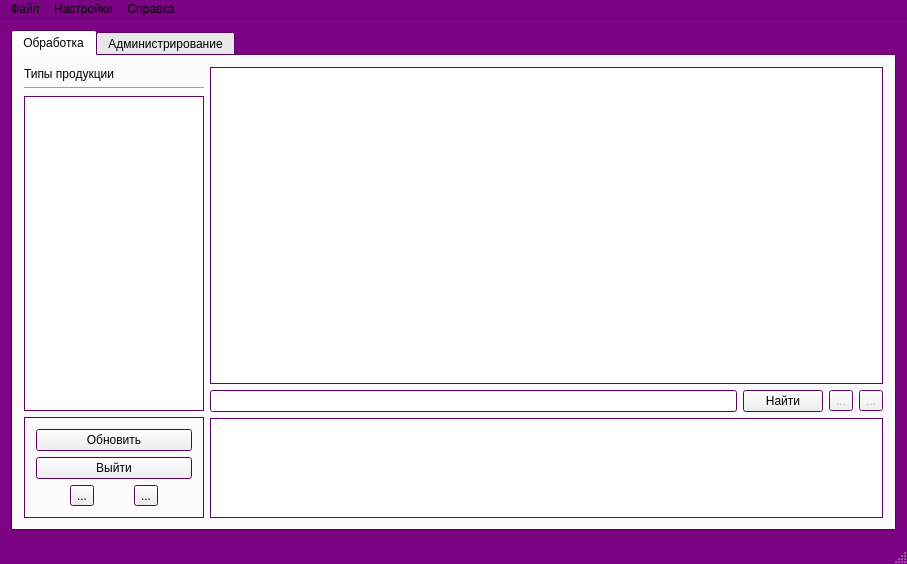
The window that mainwindow.ui (Naursul/Norm) describes before a commit, drawn with Qt 5.
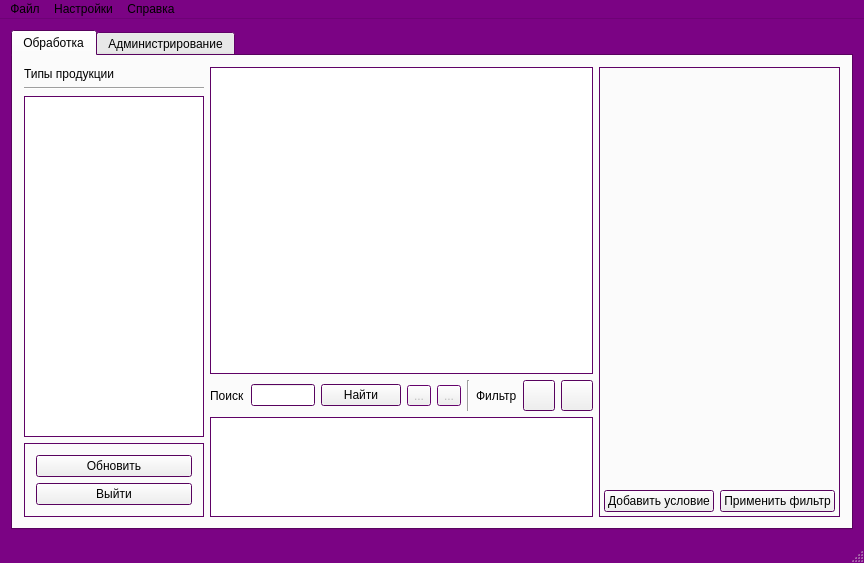
The same window after the commit. Icons and pictures are not drawn.

```diff
--- a/mainwindow.ui
+++ b/mainwindow.ui
@@ -6,8 +6,8 @@
    <rect>
     <x>0</x>
     <y>0</y>
-    <width>907</width>
-    <height>564</height>
+    <width>864</width>
+    <height>563</height>
    </rect>
   </property>
   <property name="palette">
@@ -64,7 +64,7 @@
        <attribute name="title">
         <string>Обработка</string>
        </attribute>
-       <layout class="QHBoxLayout" name="horizontalLayout_2">
+       <layout class="QHBoxLayout" name="horizontalLayout_2" stretch="0,1,0">
         <item>
          <layout class="QVBoxLayout" name="verticalLayout">
           <property name="sizeConstraint">
@@ -138,6 +138,16 @@
                <property name="text">
                 <string>Обновить</string>
                </property>
+               <property name="icon">
+                <iconset resource="res.qrc">
+                 <normaloff>:/new/Icons/Icons/view-refresh.png</normaloff>:/new/Icons/Icons/view-refresh.png</iconset>
+               </property>
+               <property name="iconSize">
+                <size>
+                 <width>24</width>
+                 <height>24</height>
+                </size>
+               </property>
               </widget>
              </item>
              <item>
@@ -145,26 +155,18 @@
                <property name="text">
                 <string>Выйти</string>
                </property>
+               <property name="icon">
+                <iconset resource="res.qrc">
+                 <normaloff>:/new/Icons/Icons/Button-Turn-Off-icon.png</normaloff>:/new/Icons/Icons/Button-Turn-Off-icon.png</iconset>
+               </property>
+               <property name="iconSize">
+                <size>
+                 <width>24</width>
+                 <height>24</height>
+                </size>
+               </property>
               </widget>
              </item>
-             <item>
-              <layout class="QHBoxLayout" name="horizontalLayout">
-               <item>
-                <widget class="QToolButton" name="toolButton">
-                 <property name="text">
-                  <string>...</string>
-                 </property>
-                </widget>
-               </item>
-               <item>
-                <widget class="QToolButton" name="toolButton_2">
-                 <property name="text">
-                  <string>...</string>
-                 </property>
-                </widget>
-               </item>
-              </layout>
-             </item>
             </layout>
            </widget>
           </item>
@@ -174,13 +176,25 @@
          <layout class="QVBoxLayout" name="verticalLayout_5">
           <item>
            <widget class="QTableWidget" name="WorkTable">
+            <property name="font">
+             <font>
+              <pointsize>10</pointsize>
+             </font>
+            </property>
             <property name="sortingEnabled">
              <bool>true</bool>
             </property>
            </widget>
           </item>
           <item>
-           <layout class="QHBoxLayout" name="horizontalLayout_3">
+           <layout class="QHBoxLayout" name="horizontalLayout">
+            <item>
+             <widget class="QLabel" name="label_2">
+              <property name="text">
+               <string>Поиск</string>
+              </property>
+             </widget>
+            </item>
             <item>
              <widget class="QLineEdit" name="SearchLine"/>
             </item>
@@ -244,6 +258,60 @@
               </property>
              </widget>
             </item>
+            <item>
+             <widget class="Line" name="line_2">
+              <property name="orientation">
+               <enum>Qt::Vertical</enum>
+              </property>
+             </widget>
+            </item>
+            <item>
+             <widget class="QLabel" name="label_3">
+              <property name="text">
+               <string>Фильтр</string>
+              </property>
+             </widget>
+            </item>
+            <item>
+             <widget class="QToolButton" name="FilterOn">
+              <property name="toolTip">
+               <string>Добавить фильтры</string>
+              </property>
+              <property name="text">
+               <string/>
+              </property>
+              <property name="icon">
+               <iconset resource="res.qrc">
+                <normaloff>:/new/Icons/Icons/filter-icon.png</normaloff>:/new/Icons/Icons/filter-icon.png</iconset>
+              </property>
+              <property name="iconSize">
+               <size>
+                <width>24</width>
+                <height>24</height>
+               </size>
+              </property>
+             </widget>
+            </item>
+            <item>
+             <widget class="QToolButton" name="FilterOff">
+              <property name="toolTip">
+               <string>Сбросить фильтры</string>
+              </property>
+              <property name="text">
+               <string/>
+              </property>
+              <property name="icon">
+               <iconset resource="res.qrc">
+                <normaloff>:/new/Icons/Icons/filter-delete-icon.png</normaloff>:/new/Icons/Icons/filter-delete-icon.png</iconset>
+              </property>
+              <property name="iconSize">
+               <size>
+                <width>24</width>
+                <height>24</height>
+               </size>
+              </property>
+             </widget>
+            </item>
            </layout>
           </item>
           <item>
@@ -264,6 +332,88 @@
           </item>
          </layout>
         </item>
+        <item>
+         <widget class="QFrame" name="frame_2">
+          <property name="sizePolicy">
+           <sizepolicy hsizetype="Preferred" vsizetype="Preferred">
+            <horstretch>0</horstretch>
+            <verstretch>0</verstretch>
+           </sizepolicy>
+          </property>
+          <property name="frameShape">
+           <enum>QFrame::StyledPanel</enum>
+          </property>
+          <property name="frameShadow">
+           <enum>QFrame::Raised</enum>
+          </property>
+          <layout class="QVBoxLayout" name="verticalLayout_4">
+           <property name="spacing">
+            <number>4</number>
+           </property>
+           <property name="margin">
+            <number>4</number>
+           </property>
+           <item>
+            <layout class="QVBoxLayout" name="verticalLayout_2">
+             <property name="spacing">
+              <number>4</number>
+             </property>
+            </layout>
+           </item>
+           <item>
+            <spacer name="verticalSpacer">
+             <property name="orientation">
+              <enum>Qt::Vertical</enum>
+             </property>
+             <property name="sizeHint" stdset="0">
+              <size>
+               <width>20</width>
+               <height>40</height>
+              </size>
+             </property>
+            </spacer>
+           </item>
+           <item>
+            <layout class="QHBoxLayout" name="horizontalLayout_6">
+             <item>
+              <widget class="QPushButton" name="addFilItem">
+               <property name="text">
+                <string>Добавить условие</string>
+               </property>
+               <property name="icon">
+                <iconset resource="res.qrc">
+                 <normaloff>:/new/Icons/Icons/filter-add-icon.png</normaloff>:/new/Icons/Icons/filter-add-icon.png</iconset>
+               </property>
+               <property name="iconSize">
+                <size>
+                 <width>24</width>
+                 <height>24</height>
+                </size>
+               </property>
+              </widget>
+             </item>
+             <item>
+              <widget class="QPushButton" name="FilOn">
+               <property name="text">
+                <string>Применить фильтр</string>
+               </property>
+               <property name="icon">
+                <iconset resource="res.qrc">
+                 <normaloff>:/new/Icons/Icons/lightning-icon.png</normaloff>:/new/Icons/Icons/lightning-icon.png</iconset>
+               </property>
+               <property name="iconSize">
+                <size>
+                 <width>24</width>
+                 <height>24</height>
+                </size>
+               </property>
+              </widget>
+             </item>
+            </layout>
+           </item>
+          </layout>
+         </widget>
+        </item>
        </layout>
       </widget>
       <widget class="QWidget" name="tab_2">
@@ -319,7 +469,7 @@
     <rect>
      <x>0</x>
      <y>0</y>
-     <width>907</width>
+     <width>864</width>
      <height>25</height>
     </rect>
    </property>
```
Left out of the diff: 16 changed lines with no effect on the pictures.
